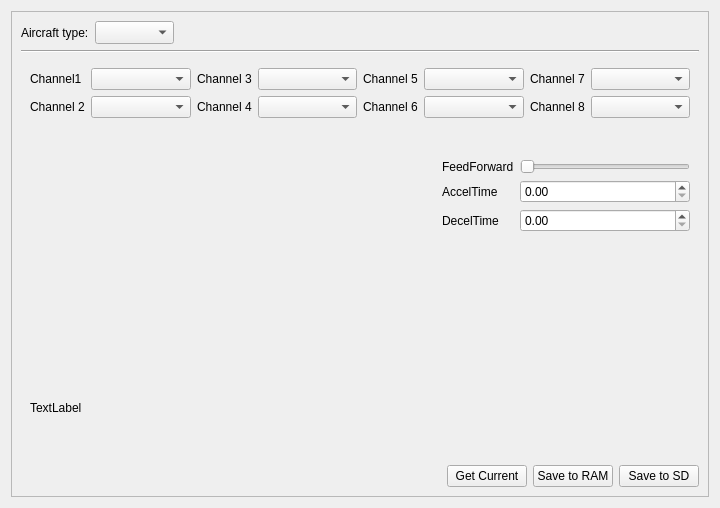
First picture: the form in ground/src/plugins/config/airframe.ui, repository openpilot/OpenPilot, before the edit.
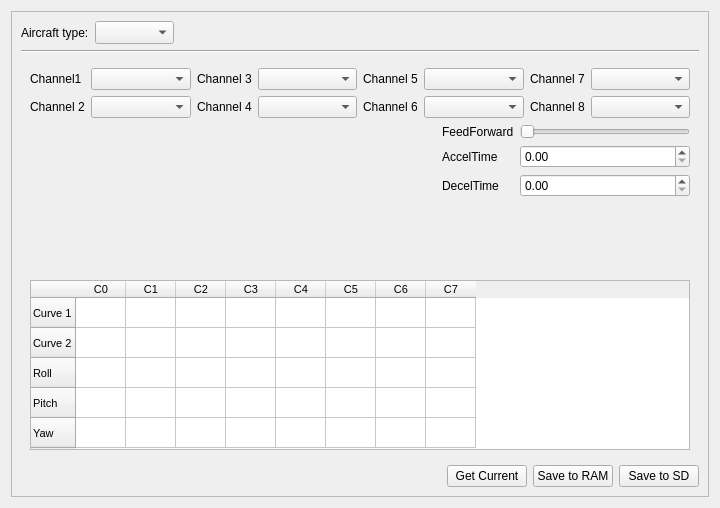
Second picture: the form after the edit. Custom widgets are drawn as their Qt base class.

Commit message: OP-138 Small bugfix to prevent a crash when actuator settings are incoherent

What changed in the file:
```diff
--- a/ground/src/plugins/config/airframe.ui
+++ b/ground/src/plugins/config/airframe.ui
@@ -1081,10 +1081,93 @@
              </layout>
             </item>
             <item>
-             <widget class="QLabel" name="label_33">
-              <property name="text">
-               <string>TextLabel</string>
+             <widget class="QTableWidget" name="tableWidget">
+              <property name="font">
+               <font>
+                <pointsize>8</pointsize>
+               </font>
               </property>
+              <attribute name="horizontalHeaderDefaultSectionSize">
+               <number>50</number>
+              </attribute>
+              <attribute name="horizontalHeaderDefaultSectionSize">
+               <number>50</number>
+              </attribute>
+              <row>
+               <property name="text">
+                <string>Curve 1</string>
+               </property>
+              </row>
+              <row>
+               <property name="text">
+                <string>Curve 2</string>
+               </property>
+              </row>
+              <row>
+               <property name="text">
+                <string>Roll</string>
+               </property>
+              </row>
+              <row>
+               <property name="text">
+                <string>Pitch</string>
+               </property>
+              </row>
+              <row>
+               <property name="text">
+                <string>Yaw</string>
+               </property>
+              </row>
+              <column>
+               <property name="text">
+                <string>C0</string>
+               </property>
+              </column>
+              <column>
+               <property name="text">
+                <string>C1</string>
+               </property>
+              </column>
+              <column>
+               <property name="text">
+                <string>C2</string>
+               </property>
+              </column>
+              <column>
+               <property name="text">
+                <string>C3</string>
+               </property>
+              </column>
+              <column>
+               <property name="text">
+                <string>C4</string>
+               </property>
+              </column>
+              <column>
+               <property name="text">
+                <string>C5</string>
+               </property>
+              </column>
+              <column>
+               <property name="text">
+                <string>C6</string>
+               </property>
+              </column>
+              <column>
+               <property name="text">
+                <string>C7</string>
+               </property>
+              </column>
+              <item row="0" column="0">
+               <property name="text">
+                <string/>
+               </property>
+              </item>
+              <item row="1" column="0">
+               <property name="text">
+                <string/>
+               </property>
+              </item>
              </widget>
             </item>
            </layout>
```
The commit also changes 1 other file.
